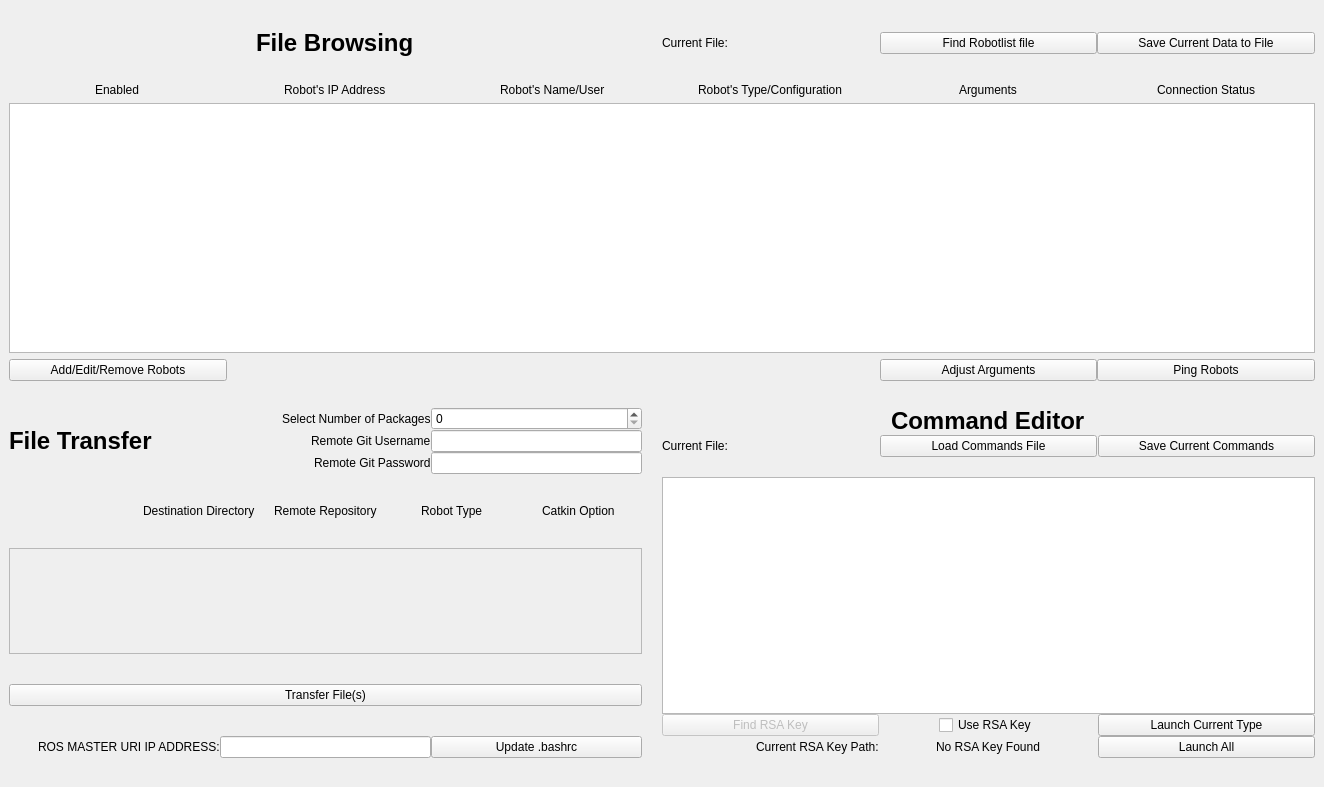
Old version of the form src/ui_files/Multilauncher.ui in the repository uf-reef-avl/multilauncher.
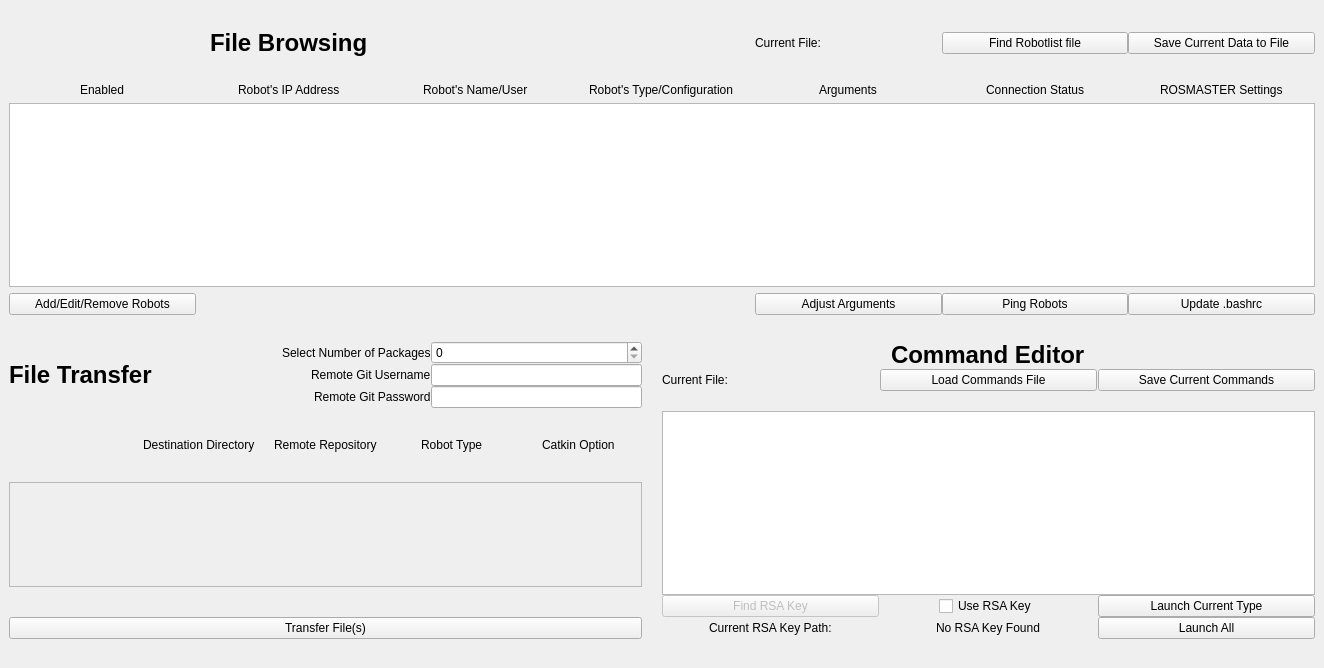
New version of the form.

Commit message: Updated color coordination for rosmasters and finished file manipulation.

```diff
--- a/src/ui_files/Multilauncher.ui
+++ b/src/ui_files/Multilauncher.ui
@@ -7,7 +7,7 @@
     <x>0</x>
     <y>0</y>
     <width>1324</width>
-    <height>787</height>
+    <height>668</height>
    </rect>
   </property>
   <property name="windowTitle">
@@ -98,7 +98,7 @@
           </property>
          </widget>
         </item>
-        <item row="5" column="0" alignment="Qt::AlignRight">
+        <item row="5" column="0" alignment="Qt::AlignHCenter">
          <widget class="QLabel" name="rsaLabel">
           <property name="text">
            <string>Current RSA Key Path:</string>
@@ -298,32 +298,7 @@
          </layout>
         </item>
         <item row="4" column="0">
-         <layout class="QHBoxLayout" name="horizontalLayout">
-          <item alignment="Qt::AlignRight">
-           <widget class="QLabel" name="masterurilable">
-            <property name="text">
-             <string>ROS MASTER URI IP ADDRESS:</string>
-            </property>
-           </widget>
-          </item>
-          <item>
-           <widget class="QLineEdit" name="masteruriline">
-            <property name="sizePolicy">
-             <sizepolicy hsizetype="Preferred" vsizetype="Fixed">
-              <horstretch>0</horstretch>
-              <verstretch>0</verstretch>
-             </sizepolicy>
-            </property>
-           </widget>
-          </item>
-          <item>
-           <widget class="QPushButton" name="bashrcbutton">
-            <property name="text">
-             <string>Update .bashrc</string>
-            </property>
-           </widget>
-          </item>
-         </layout>
+         <layout class="QHBoxLayout" name="horizontalLayout"/>
         </item>
         <item row="2" column="0">
          <widget class="QScrollArea" name="scrollareapackage">
@@ -386,7 +361,7 @@
        </layout>
       </item>
       <item row="0" column="0" colspan="3">
-       <layout class="QGridLayout" name="gridLayout" columnstretch="1,1,1,1,1,1">
+       <layout class="QGridLayout" name="gridLayout" columnstretch="1,1,1,1,1,1,1">
         <property name="sizeConstraint">
          <enum>QLayout::SetDefaultConstraint</enum>
         </property>
@@ -402,6 +377,20 @@
         <property name="verticalSpacing">
          <number>6</number>
         </property>
+        <item row="1" column="6">
+         <widget class="QPushButton" name="robotlistsavebutton">
+          <property name="text">
+           <string>Save Current Data to File</string>
+          </property>
+         </widget>
+        </item>
+        <item row="1" column="5">
+         <widget class="QPushButton" name="filesearchbutton">
+          <property name="text">
+           <string>Find Robotlist file</string>
+          </property>
+         </widget>
+        </item>
         <item row="2" column="1" colspan="3">
          <spacer name="horizontalSpacer_2">
           <property name="orientation">
@@ -425,13 +414,6 @@
           </property>
          </widget>
         </item>
-        <item row="5" column="4">
-         <widget class="QPushButton" name="argumentbutton">
-          <property name="text">
-           <string>Adjust Arguments</string>
-          </property>
-         </widget>
-        </item>
         <item row="3" column="2" alignment="Qt::AlignHCenter">
          <widget class="QLabel" name="robotname">
           <property name="text">
@@ -470,27 +452,6 @@
           </property>
          </widget>
         </item>
-        <item row="1" column="4">
-         <widget class="QPushButton" name="filesearchbutton">
-          <property name="text">
-           <string>Find Robotlist file</string>
-          </property>
-         </widget>
-        </item>
-        <item row="1" column="5">
-         <widget class="QPushButton" name="robotlistsavebutton">
-          <property name="text">
-           <string>Save Current Data to File</string>
-          </property>
-         </widget>
-        </item>
-        <item row="1" column="3">
-         <widget class="QLabel" name="selectedfilename">
-          <property name="text">
-           <string>Current File: </string>
-          </property>
-         </widget>
-        </item>
         <item row="5" column="5">
          <widget class="QPushButton" name="pingrobotsbutton">
           <property name="text">
@@ -512,7 +473,21 @@
           </property>
          </widget>
         </item>
-        <item row="4" column="0" colspan="6">
+        <item row="5" column="0">
+         <widget class="QPushButton" name="editlistsbutton">
+          <property name="text">
+           <string>Add/Edit/Remove Robots</string>
+          </property>
+         </widget>
+        </item>
+        <item row="3" column="6" alignment="Qt::AlignHCenter">
+         <widget class="QLabel" name="rosmasterLabel">
+          <property name="text">
+           <string>ROSMASTER Settings</string>
+          </property>
+         </widget>
+        </item>
+        <item row="4" column="0" colspan="7">
          <widget class="QTableWidget" name="robotTable">
           <property name="sizePolicy">
            <sizepolicy hsizetype="Expanding" vsizetype="Expanding">
@@ -574,12 +549,31 @@
             <string>connectionstatuslist</string>
            </property>
           </column>
+          <column>
+           <property name="text">
+            <string>masterlist</string>
+           </property>
+          </column>
          </widget>
         </item>
-        <item row="5" column="0">
-         <widget class="QPushButton" name="editlistsbutton">
+        <item row="1" column="4">
+         <widget class="QLabel" name="selectedfilename">
           <property name="text">
-           <string>Add/Edit/Remove Robots</string>
+           <string>Current File: </string>
+          </property>
+         </widget>
+        </item>
+        <item row="5" column="6">
+         <widget class="QPushButton" name="bashrcbutton">
+          <property name="text">
+           <string>Update .bashrc</string>
+          </property>
+         </widget>
+        </item>
+        <item row="5" column="4">
+         <widget class="QPushButton" name="argumentbutton">
+          <property name="text">
+           <string>Adjust Arguments</string>
           </property>
          </widget>
         </item>
```
Left out of the diff: 5 changed lines with no effect on the pictures. The commit also changes 14 other files.
